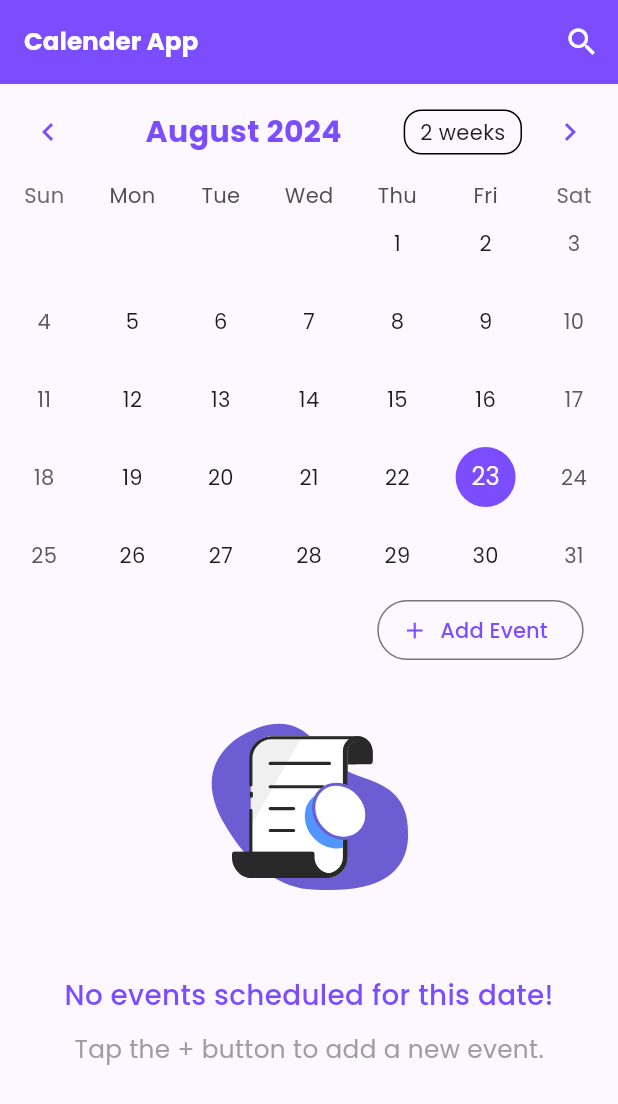
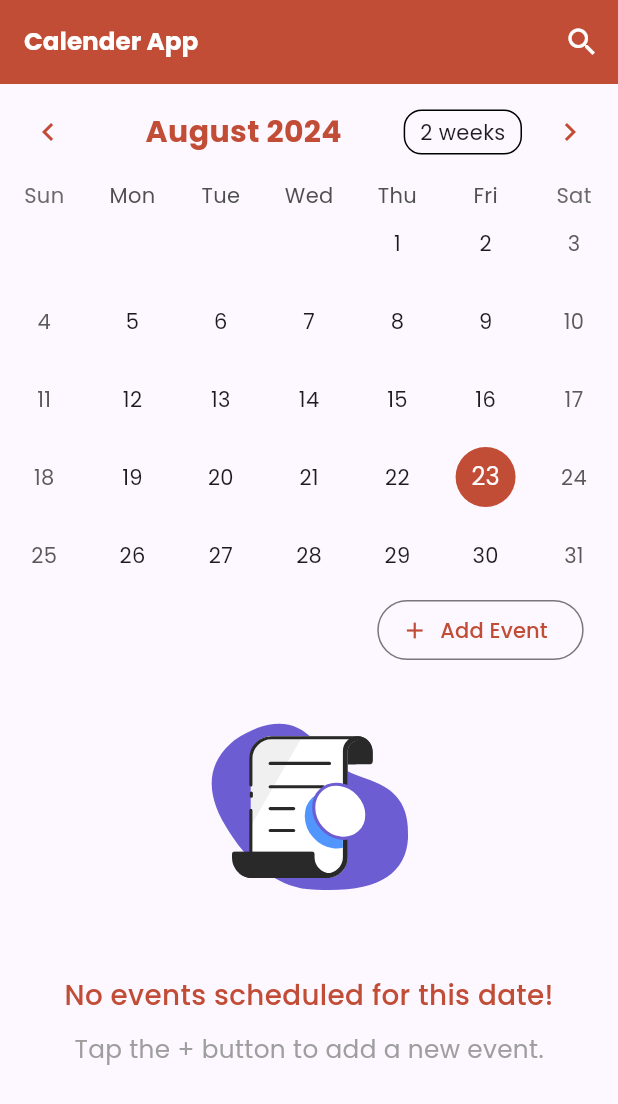
Before and after one commit to yasinpalash/Eventify, a Flutter app: the screen it shows after launch, on a phone screen of 412 x 824 dp. Shown: the top 1104 px of the screen. Run offline on Flutter 3.47's test engine with Material 3 defaults, Android fonts, the phone set to English and light mode, and no system bars; drawn by our look-alikes of table_calendar; our stand-ins replace file_picker, flutter_screenutil, flutter_secure_storage, get, google_fonts, hive and 2 more; accounts and stored records are empty.

Commit message:
last update

```diff
--- a/lib/main.dart
+++ b/lib/main.dart
@@ -1,9 +1,11 @@
 import 'dart:convert';
 import 'package:calendar_app/model/hive_objects/category.dart';
 import 'package:calendar_app/model/hive_objects/event.dart';
-import 'package:calendar_app/routes/app_route.dart';
 import 'package:calendar_app/utils/app_texts.dart';
 import 'package:calendar_app/utils/app_theme_data.dart';
+import 'package:calendar_app/view/category_screen.dart';
+import 'package:calendar_app/view/event_details_screen.dart';
+import 'package:calendar_app/view/home_screen.dart';
 import 'package:flutter/material.dart';
 import 'package:flutter_screenutil/flutter_screenutil.dart';
 import 'package:flutter_secure_storage/flutter_secure_storage.dart';
@@ -62,8 +64,13 @@ class MyApp extends StatelessWidget {
           debugShowCheckedModeBanner: false,
           title: AppTexts.appName,
           theme: AppThemeData.lightThemeData,
-          initialRoute: AppRoutes.getHomeRoute(),
-          getPages: AppRoutes.routes,
+          initialRoute: "/",
+          routes: {
+            "/": (context) =>  HomeScreen(),
+            EventDetailsScreen.routeName: (context) =>
+                const EventDetailsScreen(),
+            CategoryScreen.routeName: (context) => const CategoryScreen()
+          },
         );
       },
     );
--- a/lib/routes/app_route.dart
+++ b/lib/routes/app_route.dart
@@ -1,22 +1,22 @@
-
-import 'package:calendar_app/view/category_screen.dart';
-import 'package:calendar_app/view/event_details_screen.dart';
-import 'package:calendar_app/view/home_screen.dart';
-import 'package:get/get.dart';
-
-class AppRoutes{
-
-  static String homeScreen="/";
-  static String eventDetailsScreen="/eventDetailsScreen";
-  static String categoryDetailsScreen="/eventDetailsScreen";
-
-  static String getHomeRoute()=> homeScreen;
-  static String getEventDetailsScreen()=> eventDetailsScreen;
-  static String getCategoryDetailsScreen()=> eventDetailsScreen;
-
-  static List<GetPage> routes=[
-   GetPage(name: homeScreen, page: ()=>const HomeScreen()),
-   GetPage(name: eventDetailsScreen, page: ()=>const EventDetailsScreen()),
-   GetPage(name: categoryDetailsScreen, page: ()=> const CategoryScreen()),
-  ];
-}
+//
+// import 'package:calendar_app/view/category_screen.dart';
+// import 'package:calendar_app/view/event_details_screen.dart';
+// import 'package:calendar_app/view/home_screen.dart';
+// import 'package:get/get.dart';
+//
+// class AppRoutes{
+//
+//   static String homeScreen="/";
+//   static String eventDetailsScreen="/eventDetailsScreen";
+//   static String categoryDetailsScreen="/categoryDetailsScreen";
+//
+//   static String getHomeRoute()=> homeScreen;
+//   static String getEventDetailsScreen()=> eventDetailsScreen;
+//   static String getCategoryDetailsScreen()=> eventDetailsScreen;
+//
+//   static List<GetPage> routes=[
+//    GetPage(name: homeScreen, page: ()=>const HomeScreen()),
+//    GetPage(name: eventDetailsScreen, page: ()=>const EventDetailsScreen()),
+//    GetPage(name: categoryDetailsScreen, page: ()=> const CategoryScreen()),
+//   ];
+// }
--- a/lib/utils/app_colors.dart
+++ b/lib/utils/app_colors.dart
@@ -15,7 +15,8 @@ class AppColors {
     900: Colors.deepPurple.shade900,
   };
 
-  static const Color primaryColor=Colors.deepPurpleAccent;
+  static const Color primaryColor=Color(0XFFC14D37);
+
   static const Color whiteColor=Colors.white;
   static const Color greyColor=Colors.grey;
 }
--- a/lib/view/home_screen.dart
+++ b/lib/view/home_screen.dart
@@ -1,13 +1,12 @@
-import 'package:calendar_app/routes/app_route.dart';
 import 'package:calendar_app/utils/app_colors.dart';
 import 'package:calendar_app/utils/app_texts.dart';
 import 'package:calendar_app/view/event_details_screen.dart';
 import 'package:calendar_app/widgets/event_list.dart';
 import 'package:flutter/material.dart';
 import 'package:flutter_screenutil/flutter_screenutil.dart';
-import 'package:get/get.dart';
-import 'package:get/get_navigation/get_navigation.dart';
 import 'package:table_calendar/table_calendar.dart';
+
+import '../main.dart';
 
 class HomeScreen extends StatefulWidget {
   const HomeScreen({super.key});
@@ -23,8 +22,27 @@ class _HomeScreenState extends State<HomeScreen> {
   final TextEditingController searchTEController = TextEditingController();
   bool viewAll = false;
   bool filter = false;
+
+  // Function to get a map of events for marking the days on the calendar
+  Map<DateTime, List> _getEventMarkers() {
+    final events = eventBox.values.toList(); // Get all events
+    Map<DateTime, List> eventMarkers = {};
+
+    for (var event in events) {
+      DateTime eventDay = DateTime.utc(event.date.year, event.date.month, event.date.day);
+      if (eventMarkers[eventDay] == null) {
+        eventMarkers[eventDay] = [event];
+      } else {
+        eventMarkers[eventDay]!.add(event);
+      }
+    }
+    return eventMarkers;
+  }
+
   @override
   Widget build(BuildContext context) {
+    final eventMarkers = _getEventMarkers(); // Get markers for events
+
     return Scaffold(
       appBar: AppBar(
         backgroundColor: AppColors.primaryColor,
@@ -128,6 +146,26 @@ class _HomeScreenState extends State<HomeScreen> {
                         color: AppColors.primaryColor,
                       ),
                     ),
+                    calendarBuilders: CalendarBuilders(
+                      defaultBuilder: (context, day, focusedDay) {
+                        if (eventMarkers.containsKey(day)) {
+                          return Container(
+                            margin: const EdgeInsets.all(4.0),
+                            decoration: BoxDecoration(
+                              shape: BoxShape.circle,
+                              color: Colors.red, // Marking the day with events in red
+                            ),
+                            child: Center(
+                              child: Text(
+                                '${day.day}',
+                                style: TextStyle(color: Colors.white),
+                              ),
+                            ),
+                          );
+                        }
+                        return null;
+                      },
+                    ),
                   ),
                   Padding(
                     padding: EdgeInsets.only(right: 20.w),
@@ -137,11 +175,15 @@ class _HomeScreenState extends State<HomeScreen> {
                         style: OutlinedButton.styleFrom(
                             foregroundColor: AppColors.primaryColor),
                         onPressed: () {
-                          Get.toNamed(AppRoutes.eventDetailsScreen,arguments:  EventArguments(
+                          Navigator.pushNamed(
+                            context,
+                            EventDetailsScreen.routeName,
+                            arguments: EventArguments(
                               daySelected: DateTime.utc(daySelected.year,
                                   daySelected.month, daySelected.day),
                               view: false,
-                          ),);
+                            ),
+                          );
                         },
                         label: const Text('Add Event'),
                         icon: const Icon(Icons.add),
```
Also changed, not shown: lib/controller/home_controller.dart (added, +57 -0 lines). Lines whose indentation alone changed are shown as unchanged.
